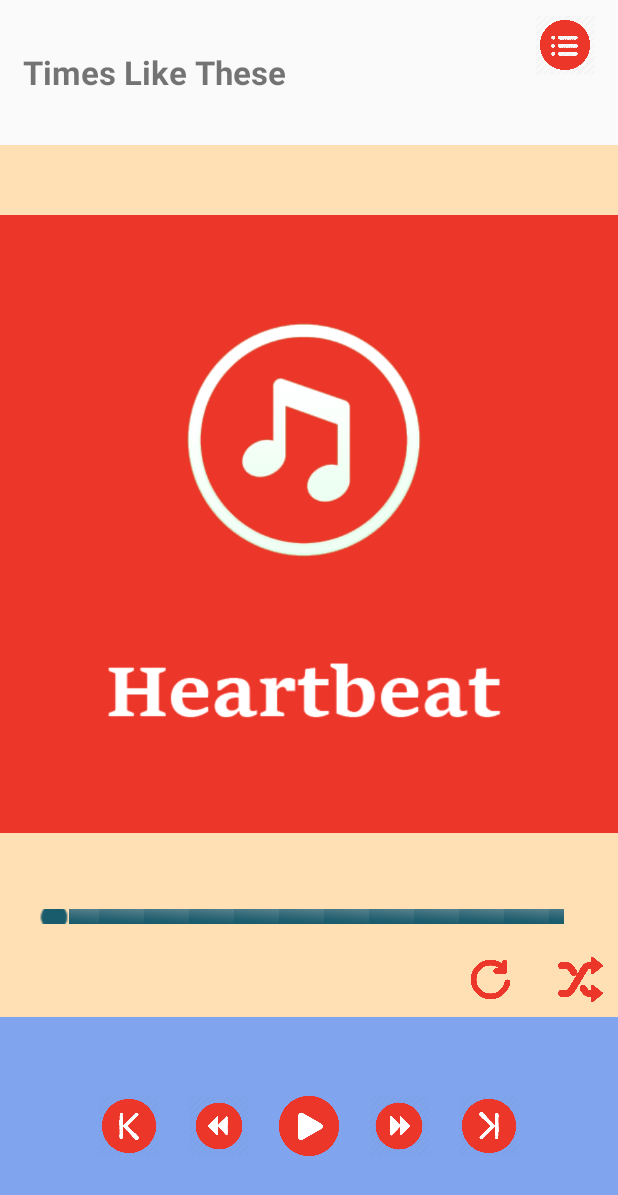
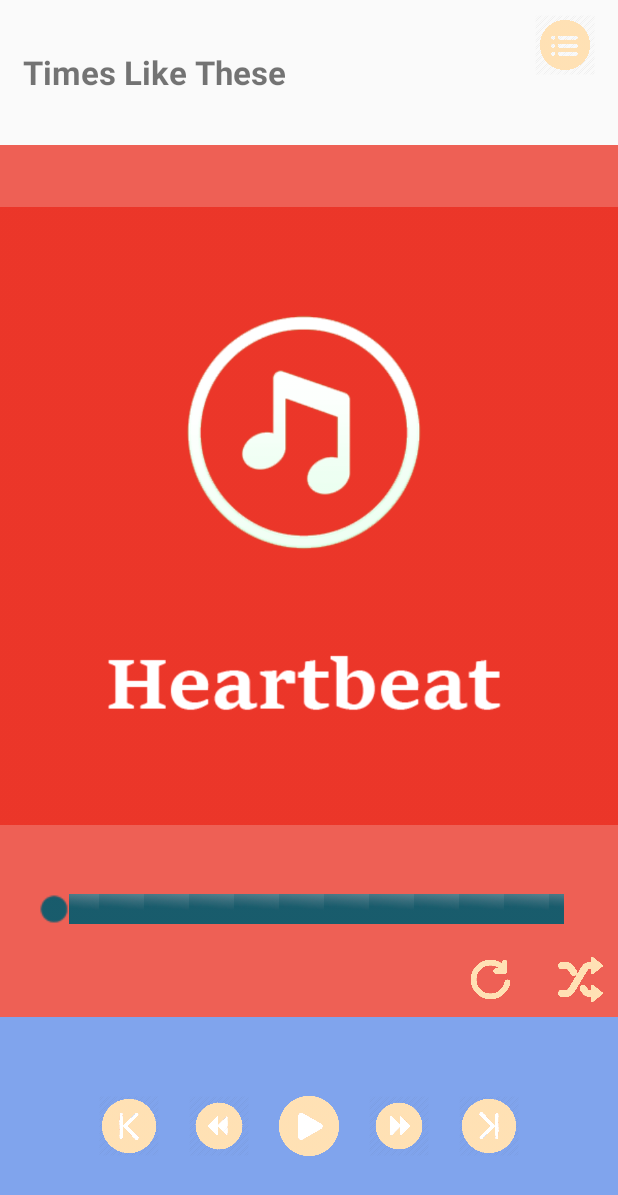
Before and after one commit to rrosatti/hearbeat-music-player, an Android app: the layout player.xml on its own in the app's theme, with its tools: preview values and no code run, on a phone screen of 412 x 824 dp. Shown: the top 1195 px of the screen. Run offline under Robolectric (Android 15) with nearby library versions, the phone set to English and light mode, and no system bars.

Commit message:
fix button problems

```diff
--- a/app/src/main/AndroidManifest.xml
+++ b/app/src/main/AndroidManifest.xml
@@ -8,7 +8,7 @@
         android:label="@string/app_name"
         android:supportsRtl="true"
         android:theme="@style/AppTheme">
-        <activity android:name=".MainActivity">
+        <activity android:name=".ui.MainActivity">
             <intent-filter>
                 <action android:name="android.intent.action.MAIN" />
 
--- a/app/src/main/java/com/example/rodri/heartbeatmusicplayer/MainActivity.java
+++ b/app/src/main/java/com/example/rodri/heartbeatmusicplayer/ui/MainActivity.java
@@ -1,13 +1,15 @@
-package com.example.rodri.heartbeatmusicplayer;
+package com.example.rodri.heartbeatmusicplayer.ui;
 
 import android.support.v7.app.AppCompatActivity;
 import android.os.Bundle;
+
+import com.example.rodri.heartbeatmusicplayer.R;
 
 public class MainActivity extends AppCompatActivity {
 
     @Override
     protected void onCreate(Bundle savedInstanceState) {
         super.onCreate(savedInstanceState);
-        setContentView(R.layout.activity_main);
+        setContentView(R.layout.player);
     }
 }
--- a/app/src/main/res/drawable/back_button_states.xml
+++ b/app/src/main/res/drawable/back_button_states.xml
@@ -8,7 +8,7 @@
         android:state_pressed="true"/>
     <item android:drawable="@drawable/back_button_pressed"
         android:state_focused="true"/>
-    <item android:drawable="@drawable/back_button_states"
+    <item android:drawable="@drawable/back_button"
         android:state_focused="false"
         android:state_pressed="false"/>
 </selector>
--- a/app/src/main/res/drawable/backward_button_states.xml
+++ b/app/src/main/res/drawable/backward_button_states.xml
@@ -8,7 +8,7 @@
         android:state_pressed="true"/>
     <item android:drawable="@drawable/backward_button_pressed"
         android:state_focused="true"/>
-    <item android:drawable="@drawable/backward_button_states"
+    <item android:drawable="@drawable/backward_button"
         android:state_focused="false"
         android:state_pressed="false"/>
 </selector>
--- a/app/src/main/res/drawable/forward_button_states.xml
+++ b/app/src/main/res/drawable/forward_button_states.xml
@@ -8,7 +8,7 @@
         android:state_pressed="true"/>
     <item android:drawable="@drawable/forward_button_pressed"
         android:state_focused="true"/>
-    <item android:drawable="@drawable/forward_button_states"
+    <item android:drawable="@drawable/forward_button"
         android:state_focused="false"
         android:state_pressed="false"/>
 </selector>
--- a/app/src/main/res/drawable/next_button_states.xml
+++ b/app/src/main/res/drawable/next_button_states.xml
@@ -8,7 +8,7 @@
         android:state_pressed="true"/>
     <item android:drawable="@drawable/next_button_pressed"
         android:state_focused="true"/>
-    <item android:drawable="@drawable/next_button_states"
+    <item android:drawable="@drawable/next_button"
         android:state_focused="false"
         android:state_pressed="false"/>
 </selector>
--- a/app/src/main/res/drawable/play_button_states.xml
+++ b/app/src/main/res/drawable/play_button_states.xml
@@ -8,7 +8,7 @@
         android:state_pressed="true"/>
     <item android:drawable="@drawable/play_button_pressed"
         android:state_focused="true"/>
-    <item android:drawable="@drawable/play_button_states"
+    <item android:drawable="@drawable/play_button"
         android:state_focused="false"
         android:state_pressed="false"/>
 </selector>
--- a/app/src/main/res/drawable/playlist_button_states.xml
+++ b/app/src/main/res/drawable/playlist_button_states.xml
@@ -8,7 +8,7 @@
         android:state_pressed="true"/>
     <item android:drawable="@drawable/playlist_button_pressed"
         android:state_focused="true"/>
-    <item android:drawable="@drawable/playlist_button_states"
+    <item android:drawable="@drawable/playlist_button"
         android:state_focused="false"
         android:state_pressed="false"/>
 </selector>
--- a/app/src/main/res/drawable/repeat_button_states.xml
+++ b/app/src/main/res/drawable/repeat_button_states.xml
@@ -8,7 +8,7 @@
         android:state_pressed="true"/>
     <item android:drawable="@drawable/repeat_button_pressed"
         android:state_focused="true"/>
-    <item android:drawable="@drawable/repeat_button_states"
+    <item android:drawable="@drawable/repeat_button"
         android:state_focused="false"
         android:state_pressed="false"/>
 </selector>
--- a/app/src/main/res/drawable/shuffle_button_states.xml
+++ b/app/src/main/res/drawable/shuffle_button_states.xml
@@ -8,7 +8,7 @@
         android:state_pressed="true"/>
     <item android:drawable="@drawable/shuffle_button_pressed"
         android:state_focused="true"/>
-    <item android:drawable="@drawable/shuffle_button_states"
+    <item android:drawable="@drawable/shuffle_button"
         android:state_focused="false"
         android:state_pressed="false"/>
 </selector>
--- a/app/src/main/res/drawable/stop_button_states.xml
+++ b/app/src/main/res/drawable/stop_button_states.xml
@@ -8,7 +8,7 @@
         android:state_pressed="true"/>
     <item android:drawable="@drawable/stop_button_pressed"
         android:state_focused="true"/>
-    <item android:drawable="@drawable/stop_button_states"
+    <item android:drawable="@drawable/stop_button"
         android:state_focused="false"
         android:state_pressed="false"/>
 </selector>
--- a/app/src/main/res/layout/activity_main.xml
+++ b/app/src/main/res/layout/activity_main.xml
@@ -7,7 +7,7 @@
     android:paddingLeft="@dimen/activity_horizontal_margin"
     android:paddingRight="@dimen/activity_horizontal_margin"
     android:paddingTop="@dimen/activity_vertical_margin"
-    tools:context="com.example.rodri.heartbeatmusicplayer.MainActivity">
+    tools:context=".ui.MainActivity">
 
     <TextView
         android:layout_width="wrap_content"
--- a/app/src/main/res/layout/player.xml
+++ b/app/src/main/res/layout/player.xml
@@ -31,7 +31,7 @@
             android:id="@+id/btPlaylist"
             android:layout_width="40dp"
             android:layout_height="40dp"
-            android:src="@drawable/playlist_button_pressed"
+            android:src="@drawable/playlist_button_states"
             android:scaleType="fitCenter"
             android:adjustViewBounds="true"
             android:background="@null"
@@ -47,11 +47,11 @@
         android:layout_height="0dp"
         android:orientation="vertical"
         android:layout_weight="6"
-        android:background="#FFE0B5">
+        android:background="#EE6055">
 
         <ImageView
             android:layout_width="wrap_content"
-                android:layout_height="wrap_content"
+            android:layout_height="0dp"
             android:id="@+id/imgThumbnail"
             android:src="@drawable/thumbnail"
             android:layout_marginTop="15dp"
@@ -60,11 +60,8 @@
         <SeekBar
             android:id="@+id/progressBar"
             android:layout_width="match_parent"
-            android:layout_height="10dp"
-            android:layout_marginLeft="20dp"
-            android:layout_marginTop="20dp"
-            android:layout_marginRight="20dp"
-            android:layout_marginBottom="20dp"
+            android:layout_height="wrap_content"
+            android:layout_margin="20dp"
             android:thumb="@drawable/seekbar_thumb"
             android:progressDrawable="@drawable/seekbar_progress_state"
             android:paddingLeft="6dp"
@@ -81,7 +78,7 @@
                 android:layout_width="30dp"
                 android:layout_height="30dp"
                 android:id="@+id/imgShuffle"
-                android:src="@drawable/shuffle_button_pressed"
+                android:src="@drawable/shuffle_button_states"
                 android:scaleType="fitCenter"
                 android:adjustViewBounds="true"
                 android:background="@null"
@@ -93,7 +90,7 @@
                 android:layout_width="30dp"
                 android:layout_height="30dp"
                 android:id="@+id/imgRepeat"
-                android:src="@drawable/repeat_button_pressed"
+                android:src="@drawable/repeat_button_states"
                 android:scaleType="fitCenter"
                 android:adjustViewBounds="true"
                 android:background="@null"
@@ -124,7 +121,7 @@
                 android:layout_width="40dp"
                 android:layout_height="40dp"
                 android:id="@+id/imgBack"
-                android:src="@drawable/back_button_pressed"
+                android:src="@drawable/back_button_states"
                 android:scaleType="fitCenter"
                 android:adjustViewBounds="true"
                 android:background="@null"
@@ -134,7 +131,7 @@
                 android:layout_width="40dp"
                 android:layout_height="40dp"
                 android:id="@+id/imgBackwards"
-                android:src="@drawable/backward_button_pressed"
+                android:src="@drawable/backward_button_states"
                 android:scaleType="fitCenter"
                 android:adjustViewBounds="true"
                 android:background="@null"
@@ -144,7 +141,7 @@
                 android:layout_width="40dp"
                 android:layout_height="40dp"
                 android:id="@+id/imgPlayStop"
-                android:src="@drawable/play_button_pressed"
+                android:src="@drawable/play_button_states"
                 android:scaleType="fitCenter"
                 android:adjustViewBounds="true"
                 android:background="@null"
@@ -154,7 +151,7 @@
                 android:layout_width="40dp"
                 android:layout_height="40dp"
                 android:id="@+id/imgForward"
-                android:src="@drawable/forward_button_pressed"
+                android:src="@drawable/forward_button_states"
                 android:scaleType="fitCenter"
                 android:adjustViewBounds="true"
                 android:background="@null"
@@ -164,7 +161,7 @@
                 android:layout_width="40dp"
                 android:layout_height="40dp"
                 android:id="@+id/imgNext"
-                android:src="@drawable/next_button_pressed"
+                android:src="@drawable/next_button_states"
                 android:scaleType="fitCenter"
                 android:adjustViewBounds="true"
                 android:background="@null"
```
Also changed, not shown: 2 other files. Lines whose indentation alone changed are shown as unchanged.
